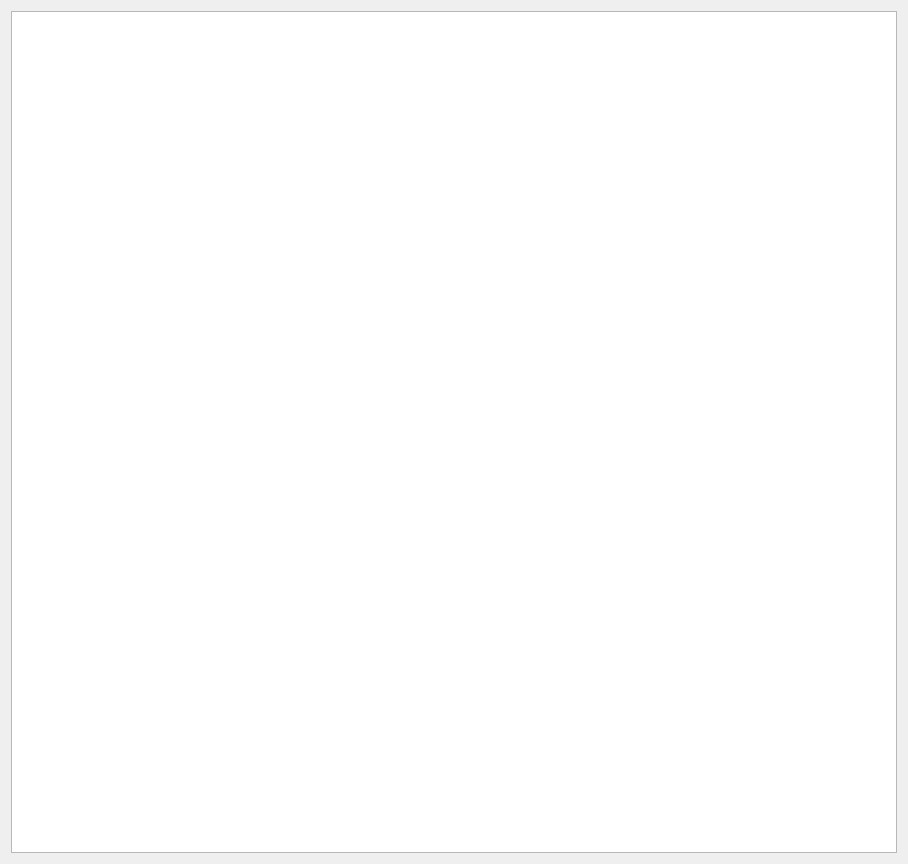
Qt form manager/src/BaseStationsWidget.ui (porkmarks/sense) before a commit.
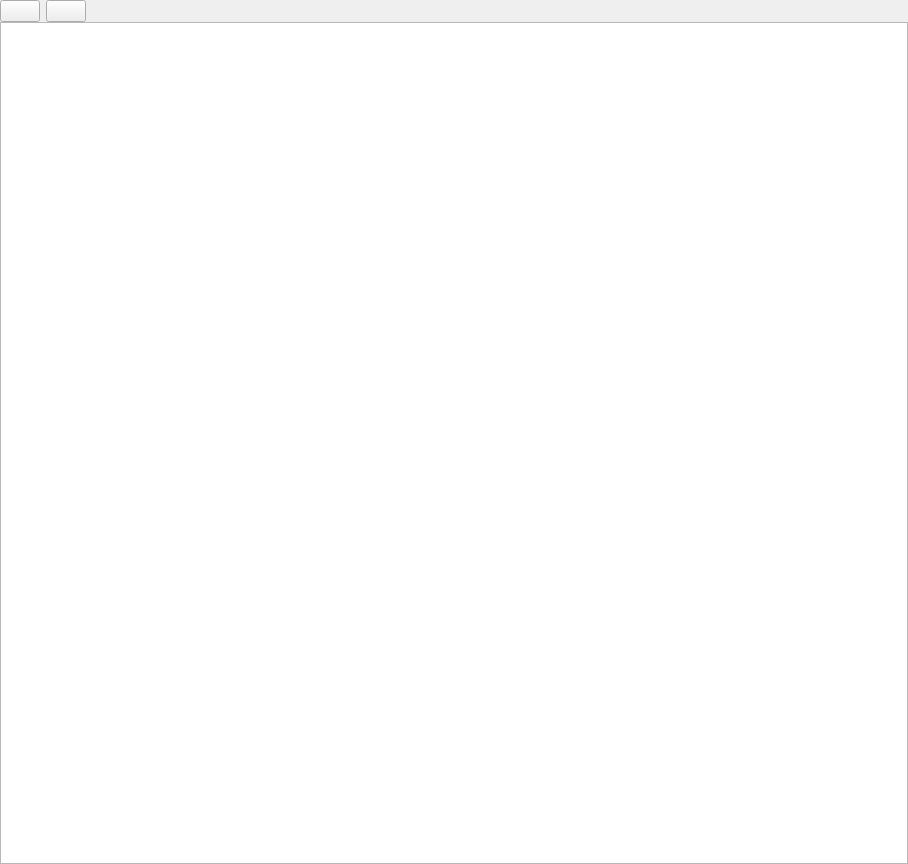
The same form after that commit. Icons and pictures are not drawn.

What changed in the file:
```diff
--- a/manager/src/BaseStationsWidget.ui
+++ b/manager/src/BaseStationsWidget.ui
@@ -14,6 +14,86 @@
    <string>Form</string>
   </property>
   <layout class="QVBoxLayout" name="verticalLayout">
+   <property name="spacing">
+    <number>0</number>
+   </property>
+   <property name="leftMargin">
+    <number>0</number>
+   </property>
+   <property name="topMargin">
+    <number>0</number>
+   </property>
+   <property name="rightMargin">
+    <number>0</number>
+   </property>
+   <property name="bottomMargin">
+    <number>0</number>
+   </property>
+   <item>
+    <widget class="QWidget" name="widget" native="true">
+     <layout class="QHBoxLayout" name="horizontalLayout">
+      <property name="leftMargin">
+       <number>0</number>
+      </property>
+      <property name="topMargin">
+       <number>0</number>
+      </property>
+      <property name="rightMargin">
+       <number>0</number>
+      </property>
+      <property name="bottomMargin">
+       <number>0</number>
+      </property>
+      <item>
+       <widget class="QPushButton" name="add">
+        <property name="text">
+         <string/>
+        </property>
+        <property name="icon">
+         <iconset resource="../res/res.qrc">
+          <normaloff>:/icons/ui/add.png</normaloff>:/icons/ui/add.png</iconset>
+        </property>
+        <property name="iconSize">
+         <size>
+          <width>24</width>
+          <height>24</height>
+         </size>
+        </property>
+       </widget>
+      </item>
+      <item>
+       <widget class="QPushButton" name="remove">
+        <property name="text">
+         <string/>
+        </property>
+        <property name="icon">
+         <iconset resource="../res/res.qrc">
+          <normaloff>:/icons/ui/remove.png</normaloff>:/icons/ui/remove.png</iconset>
+        </property>
+        <property name="iconSize">
+         <size>
+          <width>24</width>
+          <height>24</height>
+         </size>
+        </property>
+       </widget>
+      </item>
+      <item>
+       <spacer name="horizontalSpacer">
+        <property name="orientation">
+         <enum>Qt::Horizontal</enum>
+        </property>
+        <property name="sizeHint" stdset="0">
+         <size>
+          <width>40</width>
+          <height>20</height>
+         </size>
+        </property>
+       </spacer>
+      </item>
+     </layout>
+    </widget>
+   </item>
    <item>
     <widget class="QTreeView" name="list">
      <property name="alternatingRowColors">
```
Left out of the diff: 4 changed lines with no effect on the pictures.
